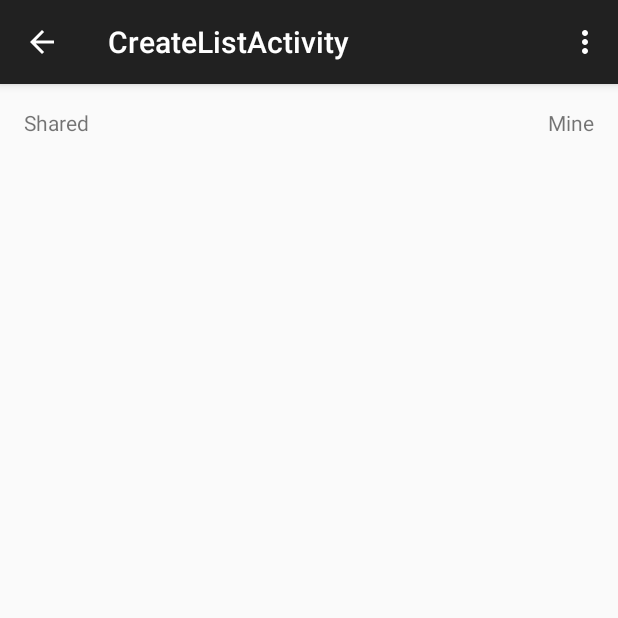
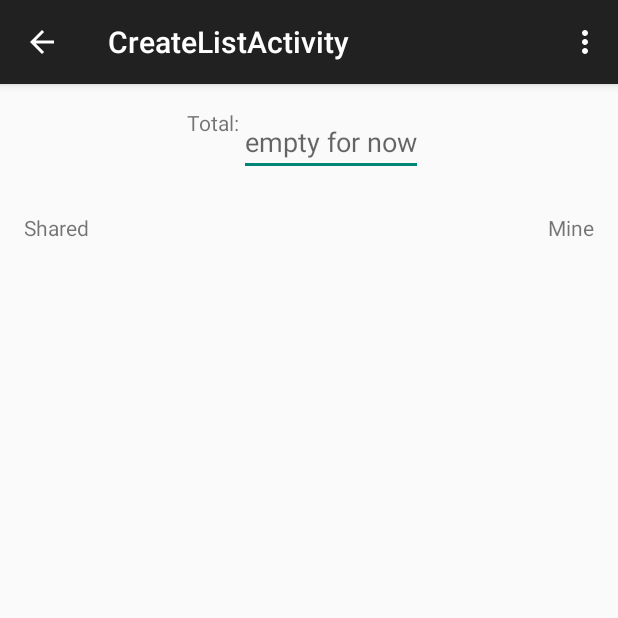
Before and after one commit to jmc0592/4410Project, an Android app: the CreateListActivity screen opened directly, with no data from a screen before it, on a phone screen of 412 x 824 dp, the top half of it. Run offline under Robolectric (Android 15) with nearby library versions, the phone set to English and light mode, and no system bars.

Commit message:
added total area for when we add price

```diff
--- a/app/src/main/res/layout/activity_create_list.xml
+++ b/app/src/main/res/layout/activity_create_list.xml
@@ -7,9 +7,14 @@
     android:paddingBottom="@dimen/activity_vertical_margin"
     tools:context="com.example.shopbroker.CreateListActivity">
 
-    <TextView android:text="@string/shared"
-              android:layout_width="wrap_content"
-              android:layout_height="wrap_content" />
+    <TextView
+        android:text="@string/shared"
+        android:layout_width="wrap_content"
+        android:layout_height="wrap_content"
+        android:layout_alignTop="@+id/mineID"
+        android:layout_alignParentLeft="true"
+        android:layout_alignParentStart="true"
+        android:id="@+id/textView" />
 
     <TextView
         android:layout_width="wrap_content"
@@ -18,6 +23,30 @@
         android:id="@+id/mineID"
         android:layout_alignParentTop="true"
         android:layout_alignParentRight="true"
-        android:layout_alignParentEnd="true" />
+        android:layout_alignParentEnd="true"
+        android:layout_marginTop="70dp" />
+
+    <TextView
+        android:layout_width="wrap_content"
+        android:layout_height="wrap_content"
+        android:text="@string/total"
+        android:id="@+id/total"
+        android:layout_marginLeft="65dp"
+        android:layout_marginStart="65dp"
+        android:layout_alignParentTop="true"
+        android:layout_toRightOf="@+id/textView"
+        android:layout_toEndOf="@+id/textView" />
+
+    <EditText
+        android:layout_width="wrap_content"
+        android:layout_height="wrap_content"
+        android:id="@+id/totalNumeric"
+        android:hint="empty for now"
+        android:gravity="center"
+        android:clickable="false"
+        android:autoText="false"
+        android:layout_alignParentTop="true"
+        android:layout_toRightOf="@+id/total"
+        android:layout_toEndOf="@+id/total" />
 
 </RelativeLayout>
--- a/app/src/main/res/values/strings.xml
+++ b/app/src/main/res/values/strings.xml
@@ -15,5 +15,6 @@
     <string name="title_activity_create_list">CreateListActivity</string>
     <string name="shared">Shared</string>
     <string name="mine">Mine</string>
+    <string name="total">Total:</string>
 
 </resources>
```
